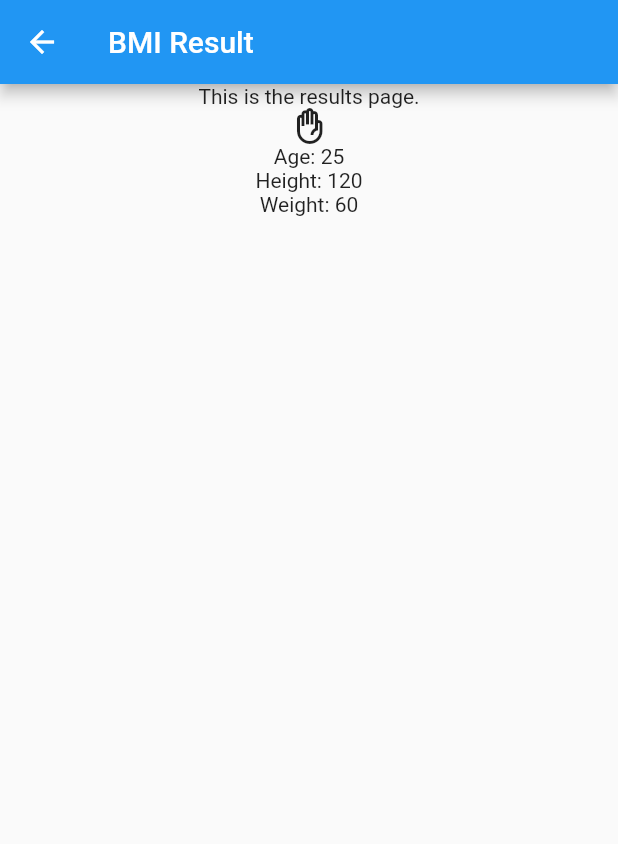
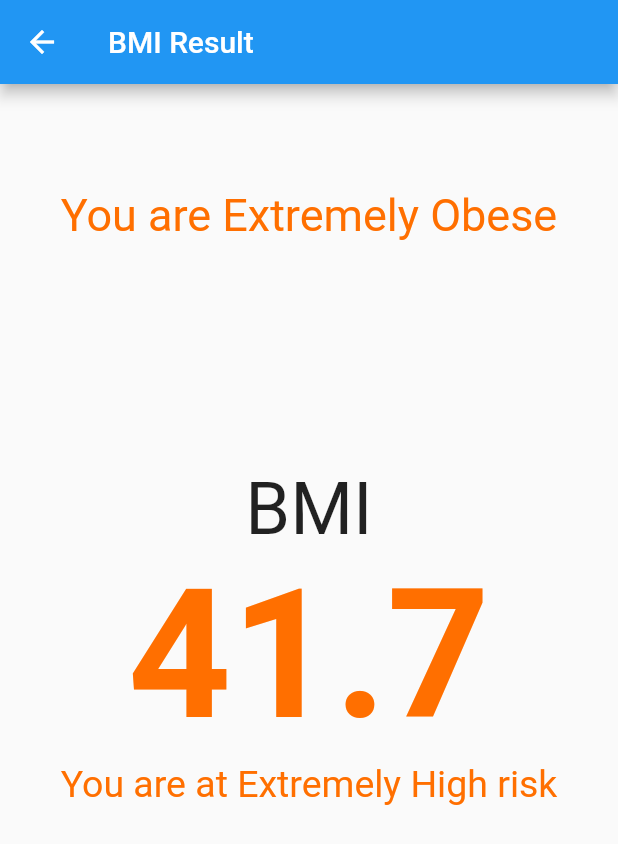
Before and after one commit to Niloy28/bmi_calculator, a Flutter app: the screen it shows after launch, after a tap on "Calculate BMI", on a phone screen of 412 x 824 dp. Shown: the top 844 px of the screen. Run offline on Flutter 3.47's test engine with Material 2 defaults, Android fonts, the phone set to English and light mode, and no system bars.

Commit message:
Add BMI result with color based warnings.

```diff
--- a/lib/screens/result_page.dart
+++ b/lib/screens/result_page.dart
@@ -1,16 +1,21 @@
-import 'package:bmi_calculator/providers/age_provider.dart';
 import 'package:flutter/material.dart';
-import 'package:provider/provider.dart';
 
-import '../providers/age_provider.dart';
-import '../providers/height_provider.dart';
-import '../providers/weight_provider.dart';
+// app pages
+import 'package:bmi_calculator/utility/bmi_calculator.dart';
 
 class ResultPage extends StatelessWidget {
-  const ResultPage({Key? key}) : super(key: key);
+  final double bmi;
+  final String category;
+  final String risk;
+
+  const ResultPage(
+      {Key? key, required this.bmi, required this.category, required this.risk})
+      : super(key: key);
 
   @override
   Widget build(BuildContext context) {
+    Color warningColor = getWarningColor(risk) as Color;
+
     return Scaffold(
       appBar: AppBar(
         title: const Text("BMI Result"),
@@ -18,11 +23,46 @@ class ResultPage extends StatelessWidget {
       body: Center(
         child: Column(
           children: [
-            Text("This is the results page."),
-            Icon(Icons.front_hand_outlined),
-            Text('Age: ${context.watch<Age>().age}'),
-            Text('Height: ${context.watch<Height>().height}'),
-            Text('Weight: ${context.watch<Weight>().weight}'),
+            const SizedBox(
+              height: 70,
+            ),
+            Column(
+              children: [
+                Text(
+                  "You are $category",
+                  style: TextStyle(
+                    fontSize: 30,
+                    color: warningColor,
+                  ),
+                ),
+              ],
+            ),
+            Column(
+              mainAxisAlignment: MainAxisAlignment.spaceBetween,
+              children: [
+                const SizedBox(
+                  height: 150,
+                ),
+                const Text(
+                  "BMI",
+                  style: TextStyle(fontSize: 48),
+                ),
+                Text(
+                  bmi.toStringAsFixed(1),
+                  style: TextStyle(
+                      color: warningColor,
+                      fontSize: 120,
+                      fontWeight: FontWeight.bold),
+                ),
+                Text(
+                  "You are at $risk risk",
+                  style: TextStyle(
+                    fontSize: 25,
+                    color: warningColor,
+                  ),
+                ),
+              ],
+            ),
           ],
         ),
       ),
--- a/lib/screens/root_page.dart
+++ b/lib/screens/root_page.dart
@@ -2,6 +2,11 @@ import 'package:flutter/material.dart';
 
 // custom packages
 import 'package:flutter_staggered_grid_view/flutter_staggered_grid_view.dart';
+import 'package:provider/provider.dart';
+
+// providers
+import 'package:bmi_calculator/providers/height_provider.dart';
+import 'package:bmi_calculator/providers/weight_provider.dart';
 
 // user made widgets
 import '../components/age_input.dart';
@@ -11,6 +16,7 @@ import '../components/sex_input.dart';
 
 // app pages
 import 'package:bmi_calculator/screens/result_page.dart';
+import 'package:bmi_calculator/utility/bmi_calculator.dart';
 
 class RootPage extends StatefulWidget {
   const RootPage({Key? key}) : super(key: key);
@@ -83,12 +89,22 @@ class _RootPageState extends State<RootPage> {
               onPressed: () {
                 Navigator.of(context).push(
                   MaterialPageRoute(
-                    builder: (BuildContext context) => const ResultPage(),
+                    builder: (BuildContext context) {
+                      var bmi = getBmi(context.watch<Weight>().weight,
+                          context.watch<Height>().height);
+
+                      var bmiDiag = getBmiDiagnostics(bmi);
+                      var words = bmiDiag.split("-");
+                      String category = words[0];
+                      String risk = words[1];
+                      return ResultPage(
+                          bmi: bmi, category: category, risk: risk);
+                    },
                   ),
                 );
               },
             ),
-          )
+          ),
         ],
       ),
     );
--- /dev/null
+++ b/lib/utility/bmi_calculator.dart
@@ -0,0 +1,40 @@
+import 'package:flutter/material.dart';
+
+double getBmi(int weight, int height) {
+  var heightInM = height / 100;
+  return weight / (heightInM * heightInM);
+}
+
+String getBmiDiagnostics(double bmi) {
+  String result = "";
+
+  if (bmi < 18.5) {
+    result = "Underweight-Increased";
+  } else if (bmi < 24.9) {
+    result = "Normal-Least";
+  } else if (bmi < 29.9) {
+    result = "Overweight-Increased";
+  } else if (bmi < 34.9) {
+    result = "Obese-High";
+  } else if (bmi < 39.9) {
+    result = "Very Obese-Very High";
+  } else {
+    result = "Extremely Obese-Extremely High";
+  }
+
+  return result;
+}
+
+Color? getWarningColor(String risk) {
+  if (risk.toLowerCase().contains("extreme")) {
+    return Colors.amber[900];
+  } else if (risk.toLowerCase().contains("high")) {
+    return Colors.amber[600];
+  } else if (risk.toLowerCase().contains("very")) {
+    return Colors.amber[800];
+  } else if (risk.toLowerCase().contains("increased")) {
+    return Colors.amber[300];
+  } else {
+    return Colors.green[800];
+  }
+}
```
